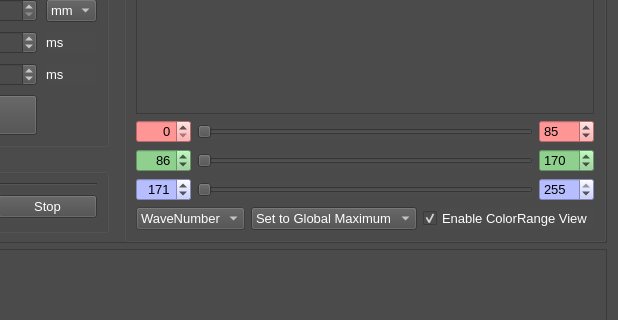
Old version of the form gui/views/microRamanViewUi.ui in the repository PyMarc2/OceanOpticsSpectroViewer; both pictures show x 768 to 1386 and y 136 to 456 of the 1386 by 803 pixel window.
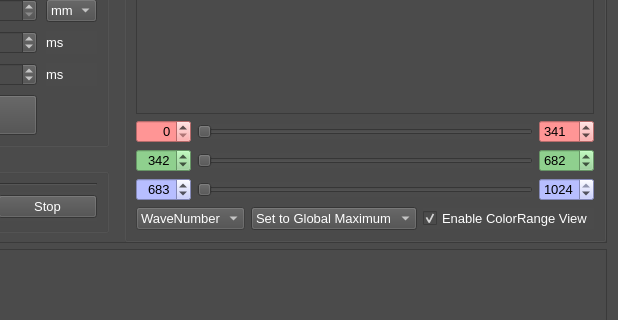
New version of the form. Custom widgets are drawn as their Qt base class.

Commit message: Fix wavelen problem in setrangetowave

Diff of the .ui file:
```diff
--- a/gui/views/microRamanViewUi.ui
+++ b/gui/views/microRamanViewUi.ui
@@ -954,10 +954,10 @@
 color: rgb(0, 0, 0);</string>
              </property>
              <property name="maximum">
-              <number>255</number>
+              <number>1024</number>
              </property>
              <property name="value">
-              <number>85</number>
+              <number>341</number>
              </property>
             </widget>
            </item>
@@ -1044,10 +1044,10 @@
               <set>Qt::AlignRight|Qt::AlignTrailing|Qt::AlignVCenter</set>
              </property>
              <property name="maximum">
-              <number>255</number>
+              <number>1024</number>
              </property>
              <property name="value">
-              <number>86</number>
+              <number>342</number>
              </property>
             </widget>
            </item>
@@ -1083,10 +1083,10 @@
 color: rgb(0, 0, 0);</string>
              </property>
              <property name="maximum">
-              <number>255</number>
+              <number>1024</number>
              </property>
              <property name="value">
-              <number>170</number>
+              <number>682</number>
              </property>
             </widget>
            </item>
@@ -1116,10 +1116,10 @@
               <set>Qt::AlignRight|Qt::AlignTrailing|Qt::AlignVCenter</set>
              </property>
              <property name="maximum">
-              <number>255</number>
+              <number>1024</number>
              </property>
              <property name="value">
-              <number>171</number>
+              <number>683</number>
              </property>
             </widget>
            </item>
@@ -1149,10 +1149,10 @@
 color: rgb(0, 0, 0);</string>
              </property>
              <property name="maximum">
-              <number>255</number>
+              <number>1024</number>
              </property>
              <property name="value">
-              <number>255</number>
+              <number>1024</number>
              </property>
             </widget>
            </item>
```
Left out of the diff: 2 changed lines with no effect on the pictures. The commit also changes 2 other files.
